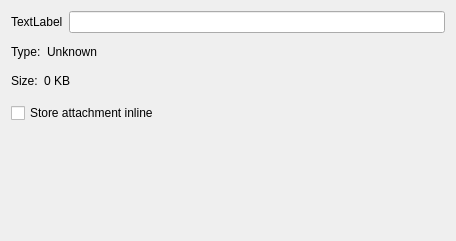
Qt form incidenceeditor-ng/attachmenteditdialog.ui (KDE/kdepim) before a commit.
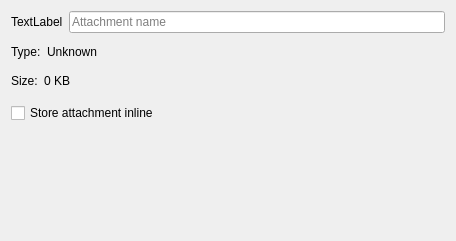
The same form after that commit. Custom widgets are drawn as their Qt base class.

Diff of the .ui file:
```diff
--- a/incidenceeditor-ng/attachmenteditdialog.ui
+++ b/incidenceeditor-ng/attachmenteditdialog.ui
@@ -28,7 +28,7 @@
        <property name="whatsThis">
         <string comment="@info:whatsthis">Type any string you desire here for the name of the attachment</string>
        </property>
-       <property name="clickMessage">
+       <property name="placeholderText">
         <string comment="@label">Attachment name</string>
        </property>
       </widget>
```
